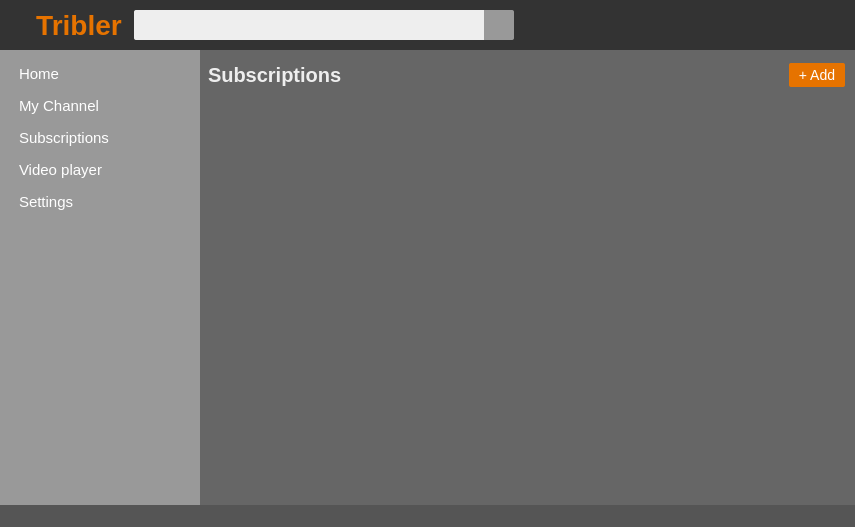
Old version of the form TriblerGUI/qt_resources/mainwindow.ui in the repository devos50/TriblerGUI.
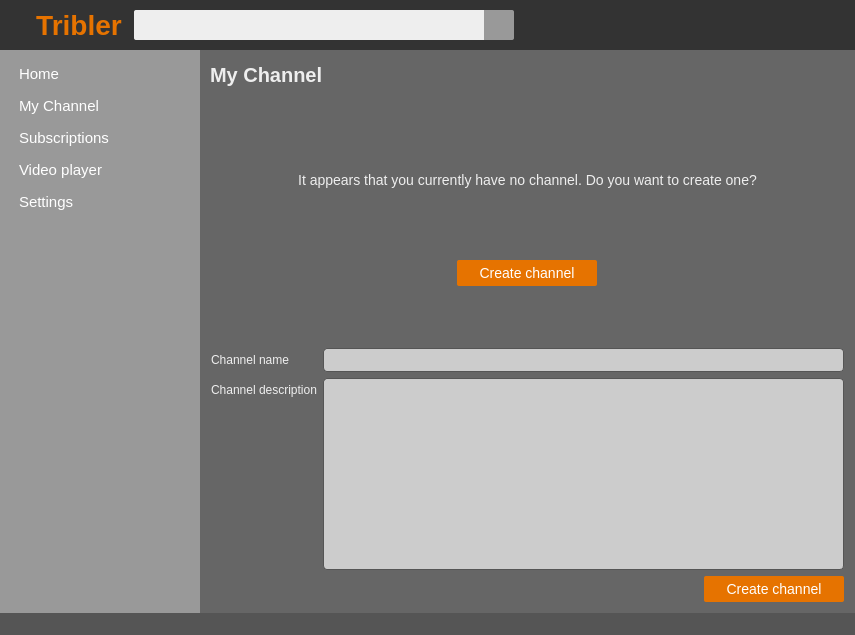
New version of the form. The open tabs and pages were chosen to show the change. Icons and pictures are not drawn. Custom widgets are drawn as their Qt base class.

Commit message: Started with the implementation of my channel interface.

The edit to the form file:
```diff
--- a/TriblerGUI/qt_resources/mainwindow.ui
+++ b/TriblerGUI/qt_resources/mainwindow.ui
@@ -7,7 +7,7 @@
     <x>0</x>
     <y>0</y>
     <width>855</width>
-    <height>527</height>
+    <height>635</height>
    </rect>
   </property>
   <property name="sizePolicy">
@@ -660,7 +660,7 @@
       <item>
        <widget class="QStackedWidget" name="stackedWidget">
         <property name="currentIndex">
-         <number>6</number>
+         <number>1</number>
         </property>
         <widget class="QWidget" name="home_page">
          <layout class="QVBoxLayout" name="verticalLayout">
@@ -691,8 +691,11 @@
           </item>
          </layout>
         </widget>
-        <widget class="QWidget" name="my_channel">
+        <widget class="MyChannelPage" name="my_channel_page">
          <layout class="QVBoxLayout" name="verticalLayout">
+          <property name="spacing">
+           <number>0</number>
+          </property>
           <property name="leftMargin">
            <number>0</number>
           </property>
@@ -792,17 +795,404 @@
            </widget>
           </item>
           <item>
-           <spacer name="verticalSpacer_2">
-            <property name="orientation">
-             <enum>Qt::Vertical</enum>
+           <widget class="QStackedWidget" name="my_channel_stacked_widget">
+            <property name="currentIndex">
+             <number>1</number>
             </property>
-            <property name="sizeHint" stdset="0">
-             <size>
-              <width>20</width>
-              <height>40</height>
-             </size>
-            </property>
-           </spacer>
+            <widget class="QWidget" name="no_channel_intro_page">
+             <layout class="QVBoxLayout" name="verticalLayout">
+              <property name="spacing">
+               <number>0</number>
+              </property>
+              <property name="leftMargin">
+               <number>0</number>
+              </property>
+              <property name="topMargin">
+               <number>0</number>
+              </property>
+              <property name="rightMargin">
+               <number>0</number>
+              </property>
+              <property name="bottomMargin">
+               <number>0</number>
+              </property>
+              <item>
+               <widget class="QLabel" name="create_new_channel_intro_label">
+                <property name="sizePolicy">
+                 <sizepolicy hsizetype="Preferred" vsizetype="Fixed">
+                  <horstretch>0</horstretch>
+                  <verstretch>0</verstretch>
+                 </sizepolicy>
+                </property>
+                <property name="minimumSize">
+                 <size>
+                  <width>0</width>
+                  <height>160</height>
+                 </size>
+                </property>
+                <property name="maximumSize">
+                 <size>
+                  <width>16777215</width>
+                  <height>160</height>
+                 </size>
+                </property>
+                <property name="styleSheet">
+                 <string notr="true">color: #eee;
+font-size: 14px;</string>
+                </property>
+                <property name="text">
+                 <string>It appears that you currently have no channel. Do you want to create one?</string>
+                </property>
+                <property name="scaledContents">
+                 <bool>false</bool>
+                </property>
+                <property name="alignment">
+                 <set>Qt::AlignCenter</set>
+                </property>
+               </widget>
+              </item>
+              <item>
+               <widget class="QWidget" name="create_channel_intro_button_container" native="true">
+                <layout class="QHBoxLayout" name="horizontalLayout_14">
+                 <property name="spacing">
+                  <number>0</number>
+                 </property>
+                 <property name="leftMargin">
+                  <number>0</number>
+                 </property>
+                 <property name="topMargin">
+                  <number>0</number>
+                 </property>
+                 <property name="rightMargin">
+                  <number>0</number>
+                 </property>
+                 <property name="bottomMargin">
+                  <number>0</number>
+                 </property>
+                 <item>
+                  <widget class="QPushButton" name="create_channel_intro_button">
+                   <property name="sizePolicy">
+                    <sizepolicy hsizetype="Fixed" vsizetype="Fixed">
+                     <horstretch>0</horstretch>
+                     <verstretch>0</verstretch>
+                    </sizepolicy>
+                   </property>
+                   <property name="minimumSize">
+                    <size>
+                     <width>140</width>
+                     <height>26</height>
+                    </size>
+                   </property>
+                   <property name="maximumSize">
+                    <size>
+                     <width>140</width>
+                     <height>26</height>
+                    </size>
+                   </property>
+                   <property name="cursor">
+                    <cursorShape>PointingHandCursor</cursorShape>
+                   </property>
+                   <property name="styleSheet">
+                    <string notr="true">border: none;
+border-radius: 2px;
+background-color: #e67300;
+color: white;
+font-size: 14px;
+</string>
+                   </property>
+                   <property name="text">
+                    <string>Create channel</string>
+                   </property>
+                  </widget>
+                 </item>
+                </layout>
+               </widget>
+              </item>
+              <item>
+               <spacer name="verticalSpacer_3">
+                <property name="orientation">
+                 <enum>Qt::Vertical</enum>
+                </property>
+                <property name="sizeHint" stdset="0">
+                 <size>
+                  <width>20</width>
+                  <height>40</height>
+                 </size>
+                </property>
+               </spacer>
+              </item>
+              <item>
+               <widget class="QWidget" name="create_channel_form" native="true">
+                <layout class="QFormLayout" name="formLayout_2">
+                 <property name="fieldGrowthPolicy">
+                  <enum>QFormLayout::ExpandingFieldsGrow</enum>
+                 </property>
+                 <item row="0" column="0">
+                  <widget class="QLabel" name="channel_name_label_2">
+                   <property name="styleSheet">
+                    <string notr="true">color: #eee;</string>
+                   </property>
+                   <property name="text">
+                    <string>Channel name</string>
+                   </property>
+                  </widget>
+                 </item>
+                 <item row="1" column="0">
+                  <widget class="QLabel" name="channel_description_label">
+                   <property name="styleSheet">
+                    <string notr="true">color: #eee;</string>
+                   </property>
+                   <property name="text">
+                    <string>Channel description</string>
+                   </property>
+                  </widget>
+                 </item>
+                 <item row="0" column="1">
+                  <widget class="QLineEdit" name="channel_name_edit">
+                   <property name="minimumSize">
+                    <size>
+                     <width>0</width>
+                     <height>24</height>
+                    </size>
+                   </property>
+                   <property name="maximumSize">
+                    <size>
+                     <width>16777215</width>
+                     <height>24</height>
+                    </size>
+                   </property>
+                   <property name="styleSheet">
+                    <string notr="true">border: 1px solid #555;
+background-color: #ccc;
+border-radius: 4px;</string>
+                   </property>
+                  </widget>
+                 </item>
+                 <item row="1" column="1">
+                  <widget class="QTextEdit" name="channel_description_text_edit">
+                   <property name="styleSheet">
+                    <string notr="true">border: 1px solid #555;
+background-color: #ccc;
+border-radius: 4px;</string>
+                   </property>
+                  </widget>
+                 </item>
+                 <item row="2" column="1">
+                  <widget class="QWidget" name="widget" native="true">
+                   <property name="minimumSize">
+                    <size>
+                     <width>0</width>
+                     <height>0</height>
+                    </size>
+                   </property>
+                   <layout class="QHBoxLayout" name="horizontalLayout_17">
+                    <property name="spacing">
+                     <number>0</number>
+                    </property>
+                    <property name="leftMargin">
+                     <number>0</number>
+                    </property>
+                    <property name="topMargin">
+                     <number>0</number>
+                    </property>
+                    <property name="rightMargin">
+                     <number>0</number>
+                    </property>
+                    <property name="bottomMargin">
+                     <number>0</number>
+                    </property>
+                    <item>
+                     <spacer name="horizontalSpacer_21">
+                      <property name="orientation">
+                       <enum>Qt::Horizontal</enum>
+                      </property>
+                      <property name="sizeHint" stdset="0">
+                       <size>
+                        <width>40</width>
+                        <height>20</height>
+                       </size>
+                      </property>
+                     </spacer>
+                    </item>
+                    <item>
+                     <widget class="QToolButton" name="create_channel_button">
+                      <property name="minimumSize">
+                       <size>
+                        <width>140</width>
+                        <height>26</height>
+                       </size>
+                      </property>
+                      <property name="maximumSize">
+                       <size>
+                        <width>140</width>
+                        <height>26</height>
+                       </size>
+                      </property>
+                      <property name="cursor">
+                       <cursorShape>PointingHandCursor</cursorShape>
+                      </property>
+                      <property name="styleSheet">
+                       <string notr="true">border: none;
+border-radius: 2px;
+background-color: #e67300;
+color: white;
+font-size: 14px;
+</string>
+                      </property>
+                      <property name="text">
+                       <string>Create channel</string>
+                      </property>
+                     </widget>
+                    </item>
+                   </layout>
+                  </widget>
+                 </item>
+                </layout>
+               </widget>
+              </item>
+             </layout>
+            </widget>
+            <widget class="QWidget" name="channel_settings_page">
+             <layout class="QVBoxLayout" name="verticalLayout">
+              <property name="spacing">
+               <number>0</number>
+              </property>
+              <property name="leftMargin">
+               <number>0</number>
+              </property>
+              <property name="topMargin">
+               <number>0</number>
+              </property>
+              <property name="rightMargin">
+               <number>0</number>
+              </property>
+              <property name="bottomMargin">
+               <number>0</number>
+              </property>
+              <item>
+               <widget class="QWidget" name="channel_settings_tab" native="true">
+                <property name="sizePolicy">
+                 <sizepolicy hsizetype="Preferred" vsizetype="Preferred">
+                  <horstretch>0</horstretch>
+                  <verstretch>0</verstretch>
+                 </sizepolicy>
+                </property>
+                <property name="minimumSize">
+                 <size>
+                  <width>0</width>
+                  <height>0</height>
+                 </size>
+                </property>
+                <property name="maximumSize">
+                 <size>
+                  <width>16777215</width>
+                  <height>16777215</height>
+                 </size>
+                </property>
+                <layout class="QHBoxLayout" name="horizontalLayout_16">
+                 <property name="spacing">
+                  <number>0</number>
+                 </property>
+                 <property name="leftMargin">
+                  <number>0</number>
+                 </property>
+                 <property name="topMargin">
+                  <number>0</number>
+                 </property>
+                 <property name="rightMargin">
+                  <number>0</number>
+                 </property>
+                 <property name="bottomMargin">
+                  <number>0</number>
+                 </property>
+                 <item>
+                  <spacer name="horizontalSpacer_25">
+                   <property name="orientation">
+                    <enum>Qt::Horizontal</enum>
+                   </property>
+                   <property name="sizeType">
+                    <enum>QSizePolicy::Fixed</enum>
+                   </property>
+                   <property name="sizeHint" stdset="0">
+                    <size>
+                     <width>10</width>
+                     <height>20</height>
+                    </size>
+                   </property>
+                  </spacer>
+                 </item>
+                 <item>
+                  <widget class="QToolButton" name="toolButton_2">
+                   <property name="sizePolicy">
+                    <sizepolicy hsizetype="Minimum" vsizetype="Fixed">
+                     <horstretch>0</horstretch>
+                     <verstretch>0</verstretch>
+                    </sizepolicy>
+                   </property>
+                   <property name="minimumSize">
+                    <size>
+                     <width>0</width>
+                     <height>36</height>
+                    </size>
+                   </property>
+                   <property name="maximumSize">
+                    <size>
+                     <width>16777215</width>
+                     <height>36</height>
+                    </size>
+                   </property>
+                   <property name="cursor">
+                    <cursorShape>PointingHandCursor</cursorShape>
+                   </property>
+                   <property name="styleSheet">
+                    <string notr="true">color: white;
+border: none;
+border-bottom: 3px solid #e67300;
+background: none;
+font-size: 14px;
+</string>
+                   </property>
+                   <property name="text">
+                    <string>Overview</string>
+                   </property>
+                  </widget>
+                 </item>
+                 <item>
+                  <spacer name="horizontalSpacer_24">
+                   <property name="orientation">
+                    <enum>Qt::Horizontal</enum>
+                   </property>
+                   <property name="sizeType">
+                    <enum>QSizePolicy::Expanding</enum>
+                   </property>
+                   <property name="sizeHint" stdset="0">
+                    <size>
+                     <width>10</width>
+                     <height>20</height>
+                    </size>
+                   </property>
+                  </spacer>
+                 </item>
+                </layout>
+               </widget>
+              </item>
+              <item>
+               <widget class="QStackedWidget" name="stackedWidget_2">
+                <property name="styleSheet">
+                 <string notr="true">QStackedWidget {
+border-top: 1px solid #555;
+}</string>
+                </property>
+                <property name="lineWidth">
+                 <number>1</number>
+                </property>
+                <widget class="QWidget" name="page_4"/>
+                <widget class="QWidget" name="page_5"/>
+               </widget>
+              </item>
+             </layout>
+            </widget>
+           </widget>
           </item>
          </layout>
         </widget>
@@ -2111,6 +2501,12 @@
    <header>videoplayerfilesmenu.h</header>
    <container>1</container>
   </customwidget>
+  <customwidget>
+   <class>MyChannelPage</class>
+   <extends>QWidget</extends>
+   <header>mychannelpage.h</header>
+   <container>1</container>
+  </customwidget>
  </customwidgets>
  <resources/>
  <connections/>
```
The commit also changes 1 other file.
